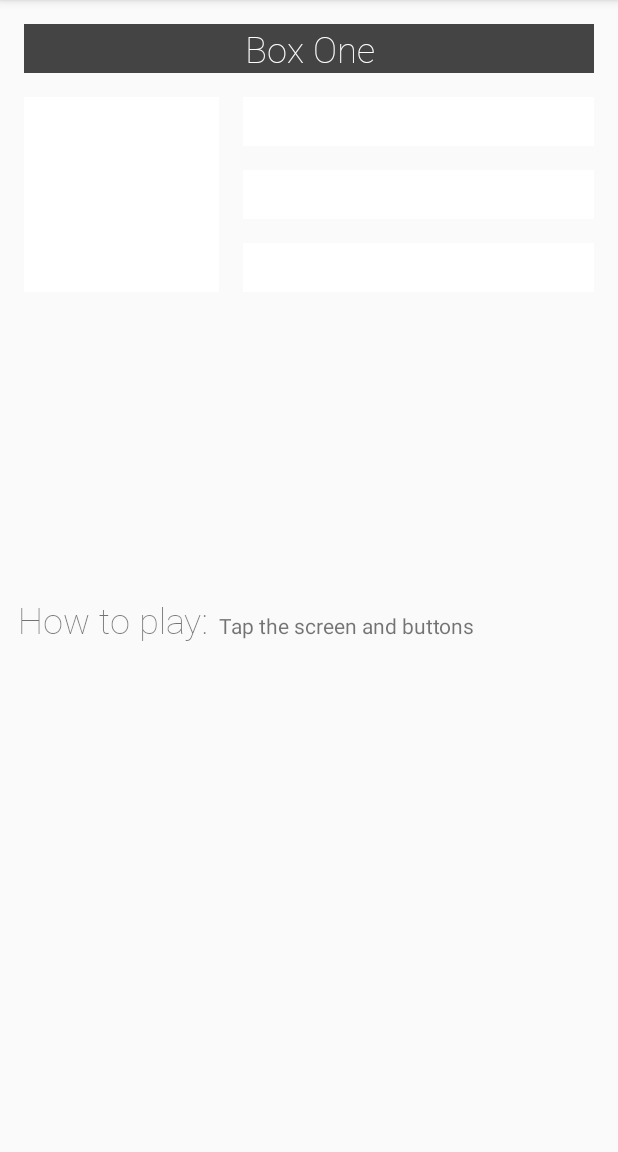
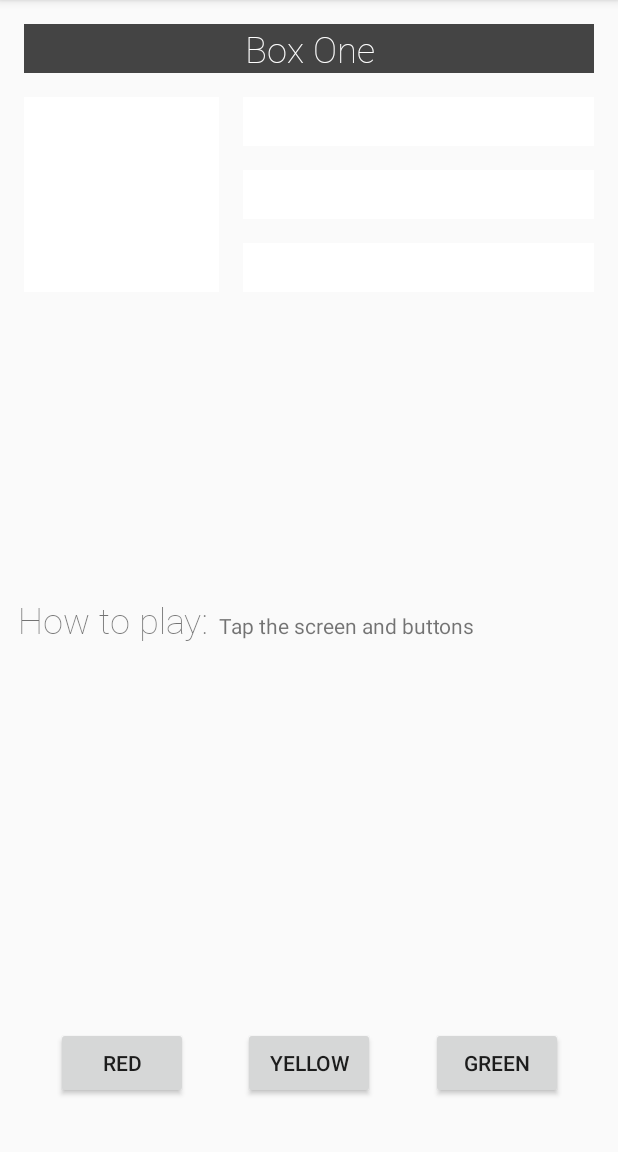
Before and after one commit to alexandre-trapp/ColorMyViews, an Android app: the screen it shows after launch (MainActivity), after a tap on "Box One", on a phone screen of 412 x 824 dp, the part 84-1236 px from its top. Run offline under Robolectric (Android 15) with nearby library versions, the phone set to English and light mode, and no system bars.

Commit message:
add buttons to set colors

```diff
--- a/app/src/main/java/com/trapp/colormyviews/MainActivity.kt
+++ b/app/src/main/java/com/trapp/colormyviews/MainActivity.kt
@@ -19,7 +19,8 @@ class MainActivity : AppCompatActivity() {
 
         val clickableViews: List<View> =
             listOf(box_one_text, box_two_text, box_three_text,
-                box_four_text, box_five_text, constraint_layout)
+                box_four_text, box_five_text, constraint_layout,
+                red_button, yellow_button, green_button)
 
         for (item in clickableViews) {
             item.setOnClickListener { makeColored(it) }
@@ -36,6 +37,11 @@ class MainActivity : AppCompatActivity() {
             R.id.box_three_text -> view.setBackgroundResource(android.R.color.holo_green_light)
             R.id.box_four_text -> view.setBackgroundResource(android.R.color.holo_green_dark)
             R.id.box_five_text -> view.setBackgroundResource(android.R.color.holo_green_light)
+
+            R.id.red_button -> box_three_text.setBackgroundResource(R.color.my_red)
+            R.id.yellow_button -> box_four_text.setBackgroundResource(R.color.my_yellow)
+            R.id.green_button -> box_five_text.setBackgroundResource(R.color.my_green)
+
             else -> view.setBackgroundColor(Color.LTGRAY)
 
         }
--- a/app/src/main/res/layout/activity_main.xml
+++ b/app/src/main/res/layout/activity_main.xml
@@ -96,4 +96,41 @@
         app:layout_constraintBaseline_toBaselineOf="@+id/info_text"
         app:layout_constraintStart_toStartOf="parent" />
 
+    <Button
+        android:id="@+id/red_button"
+        android:layout_width="wrap_content"
+        android:layout_height="wrap_content"
+        android:layout_marginStart="16dp"
+        android:text="@string/box_red"
+        app:layout_constraintBaseline_toBaselineOf="@+id/yellow_button"
+        app:layout_constraintEnd_toStartOf="@+id/yellow_button"
+        app:layout_constraintHorizontal_bias="0.5"
+        app:layout_constraintStart_toStartOf="parent" />
+
+    <Button
+        android:id="@+id/yellow_button"
+        android:layout_width="wrap_content"
+        android:layout_height="wrap_content"
+        android:layout_marginStart="16dp"
+        android:layout_marginTop="20dp"
+        android:layout_marginEnd="16dp"
+        android:text="@string/box_yellow"
+        app:layout_constraintBottom_toBottomOf="parent"
+        app:layout_constraintEnd_toStartOf="@+id/green_button"
+        app:layout_constraintHorizontal_bias="0.5"
+        app:layout_constraintStart_toEndOf="@+id/red_button"
+        app:layout_constraintTop_toBottomOf="@+id/info_text"
+        app:layout_constraintVertical_bias="0.87" />
+
+    <Button
+        android:id="@+id/green_button"
+        android:layout_width="wrap_content"
+        android:layout_height="wrap_content"
+        android:layout_marginEnd="16dp"
+        android:text="@string/box_green"
+        app:layout_constraintBaseline_toBaselineOf="@+id/yellow_button"
+        app:layout_constraintEnd_toEndOf="parent"
+        app:layout_constraintHorizontal_bias="0.5"
+        app:layout_constraintStart_toEndOf="@+id/yellow_button" />
+
 </androidx.constraintlayout.widget.ConstraintLayout>
--- a/app/src/main/res/values/colors.xml
+++ b/app/src/main/res/values/colors.xml
@@ -3,4 +3,8 @@
     <color name="colorPrimary">#128C7E</color>
     <color name="colorPrimaryDark">#075E54</color>
     <color name="colorAccent">#03DAC5</color>
+
+    <color name="my_green">#12C700</color>
+    <color name="my_red">#E54304</color>
+    <color name="my_yellow">#FFC107</color>
 </resources>
```
